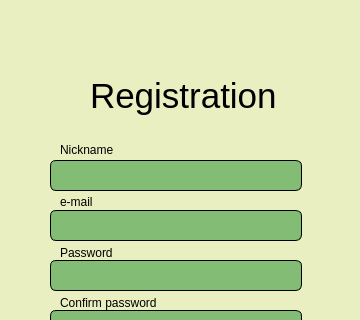
oleksandrhf/GoHabit, file reg_window.ui: the form before one commit; both pictures show x 0 to 360 and y 0 to 320 of the 360 by 640 pixel window.
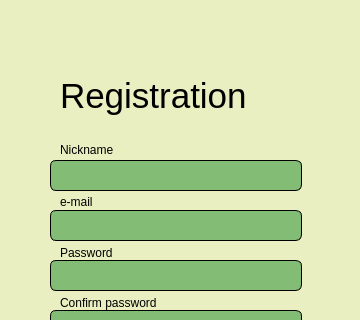
The form after the commit.

The edit to the form file:
```diff
--- a/reg_window.ui
+++ b/reg_window.ui
@@ -283,9 +283,9 @@
   <widget class="QLabel" name="label_5">
    <property name="geometry">
     <rect>
-     <x>90</x>
+     <x>60</x>
      <y>70</y>
-     <width>201</width>
+     <width>241</width>
      <height>51</height>
     </rect>
    </property>
```
